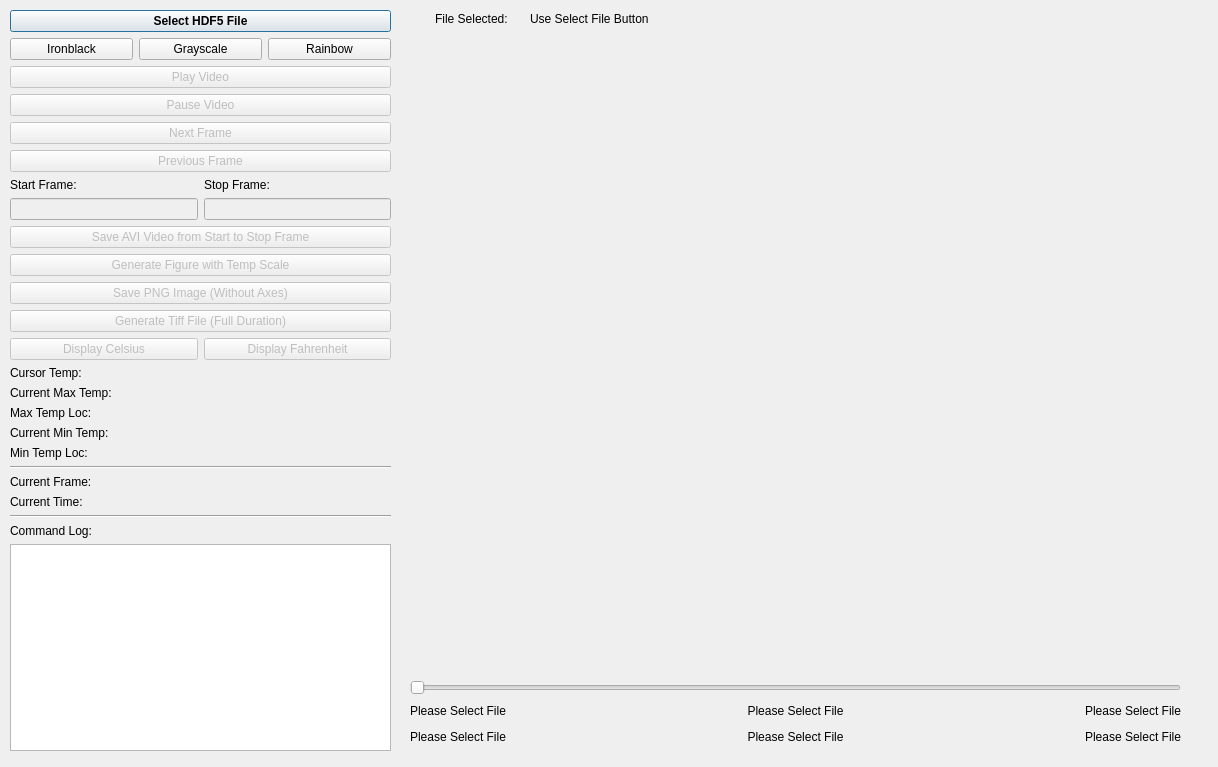
The window that ir_post_v2.ui (cscholler/slac-roam) describes before a commit, drawn with Qt 5.
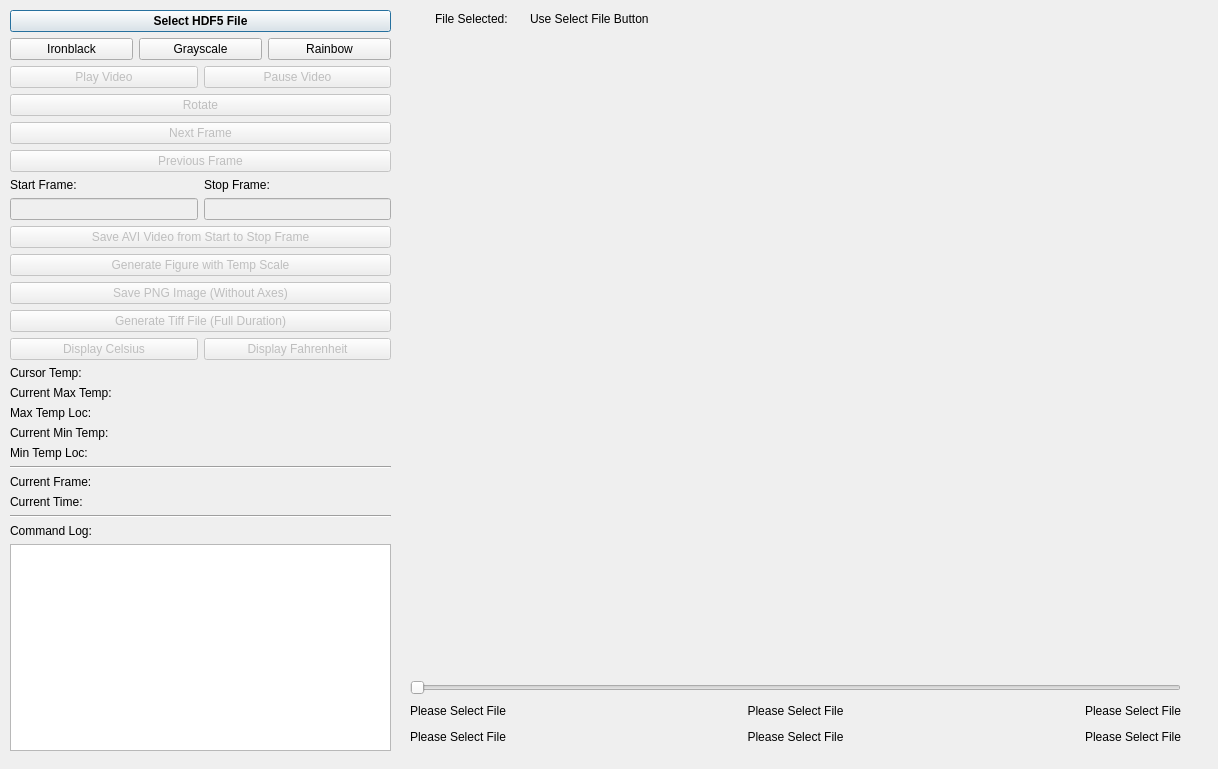
The same window after the commit.

What changed in the file:
```diff
--- a/ir_post_v2.ui
+++ b/ir_post_v2.ui
@@ -7,7 +7,7 @@
     <x>0</x>
     <y>0</y>
     <width>1218</width>
-    <height>767</height>
+    <height>769</height>
    </rect>
   </property>
   <property name="windowTitle">
@@ -179,7 +179,7 @@
     </item>
    </layout>
   </widget>
-  <widget class="QWidget" name="">
+  <widget class="QWidget" name="layoutWidget">
    <property name="geometry">
     <rect>
      <x>10</x>
@@ -239,10 +239,18 @@
        </layout>
       </item>
       <item>
+       <layout class="QHBoxLayout" name="horizontalLayout_9">
+        <item>
        <widget class="QPushButton" name="playVidBut">
         <property name="enabled">
          <bool>false</bool>
         </property>
+          <property name="sizePolicy">
+           <sizepolicy hsizetype="Minimum" vsizetype="Fixed">
+            <horstretch>0</horstretch>
+            <verstretch>0</verstretch>
+           </sizepolicy>
+          </property>
         <property name="text">
          <string>Play Video</string>
         </property>
@@ -255,6 +263,18 @@
         </property>
         <property name="text">
          <string>Pause Video</string>
+          </property>
+         </widget>
+        </item>
+       </layout>
+      </item>
+      <item>
+       <widget class="QPushButton" name="rotButton">
+        <property name="enabled">
+         <bool>false</bool>
+        </property>
+        <property name="text">
+         <string>Rotate</string>
         </property>
        </widget>
       </item>
```
Lines whose indentation alone changed are shown as unchanged.
